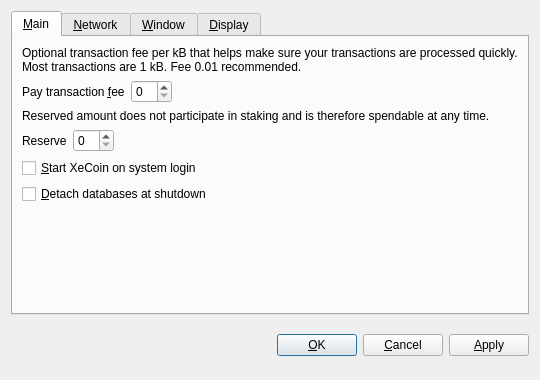
The window that src/qt/forms/optionsdialog.ui (xecoinofficial/Xecoin) describes before a commit, drawn with Qt 5.
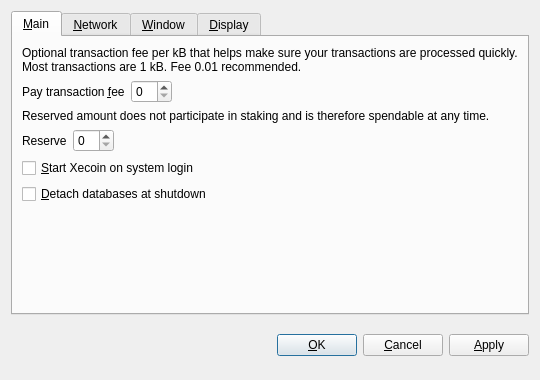
The same window after the commit. Custom widgets are drawn as their Qt base class.

```diff
--- a/src/qt/forms/optionsdialog.ui
+++ b/src/qt/forms/optionsdialog.ui
@@ -128,7 +128,7 @@
           <string>Automatically start XeCoin after logging in to the system.</string>
          </property>
          <property name="text">
-          <string>&amp;Start XeCoin on system login</string>
+          <string>&amp;Start Xecoin on system login</string>
          </property>
         </widget>
        </item>
```
Left out of the diff: 10 changed lines with no effect on the pictures.
